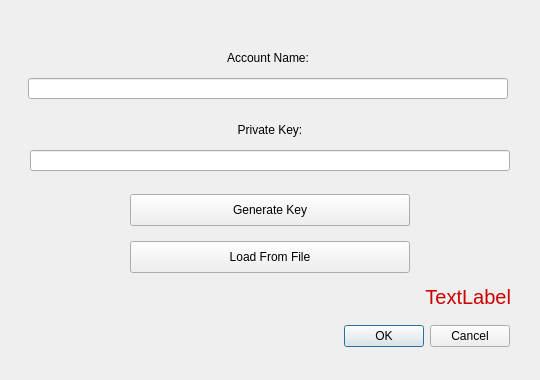
First picture: the form in UserApp/PrivKeyDialog.ui, repository proximax-storage/cpp-xpx-storage-user-app, before the edit.
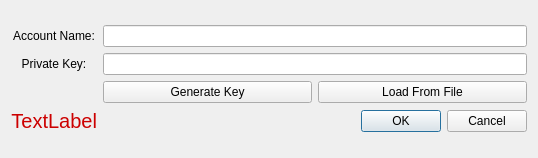
Second picture: the form after the edit.

Commit message: Improved PrivKey Dialog

The edit to the form file:
```diff
--- a/UserApp/PrivKeyDialog.ui
+++ b/UserApp/PrivKeyDialog.ui
@@ -6,38 +6,18 @@
    <rect>
     <x>0</x>
     <y>0</y>
-    <width>540</width>
-    <height>380</height>
+    <width>538</width>
+    <height>158</height>
    </rect>
   </property>
   <property name="windowTitle">
    <string>Dialog</string>
   </property>
-  <widget class="QDialogButtonBox" name="buttonBox">
-   <property name="geometry">
-    <rect>
-     <x>30</x>
-     <y>320</y>
-     <width>480</width>
-     <height>32</height>
-    </rect>
-   </property>
-   <property name="orientation">
-    <enum>Qt::Horizontal</enum>
-   </property>
-   <property name="standardButtons">
-    <set>QDialogButtonBox::Cancel|QDialogButtonBox::Ok</set>
-   </property>
-  </widget>
+  <layout class="QVBoxLayout" name="verticalLayout">
+   <item>
+    <layout class="QGridLayout" name="gridLayout">
+     <item row="1" column="0">
   <widget class="QLabel" name="label">
-   <property name="geometry">
-    <rect>
-     <x>30</x>
-     <y>120</y>
-     <width>480</width>
-     <height>20</height>
-    </rect>
-   </property>
    <property name="text">
     <string>Private Key:</string>
    </property>
@@ -45,51 +25,53 @@
     <set>Qt::AlignCenter</set>
    </property>
   </widget>
-  <widget class="QLineEdit" name="m_pkField">
-   <property name="geometry">
-    <rect>
-     <x>30</x>
-     <y>150</y>
-     <width>480</width>
-     <height>21</height>
-    </rect>
-   </property>
-  </widget>
+     </item>
+     <item row="1" column="1">
+      <widget class="QLineEdit" name="m_pkField"/>
+     </item>
+     <item row="0" column="0">
+      <widget class="QLabel" name="label_2">
+       <property name="text">
+        <string>Account Name:</string>
+       </property>
+       <property name="alignment">
+        <set>Qt::AlignCenter</set>
+       </property>
+      </widget>
+     </item>
+     <item row="2" column="1">
+      <layout class="QHBoxLayout" name="horizontalLayout">
+       <item>
   <widget class="QPushButton" name="m_generateKeysBtn">
-   <property name="geometry">
-    <rect>
-     <x>130</x>
-     <y>194</y>
-     <width>280</width>
-     <height>32</height>
-    </rect>
-   </property>
    <property name="text">
     <string>Generate Key</string>
    </property>
   </widget>
+       </item>
+       <item>
   <widget class="QPushButton" name="m_loadFromFileBtn">
-   <property name="geometry">
-    <rect>
-     <x>130</x>
-     <y>241</y>
-     <width>280</width>
-     <height>32</height>
-    </rect>
-   </property>
    <property name="text">
     <string>Load From File</string>
    </property>
   </widget>
+       </item>
+      </layout>
+     </item>
+     <item row="0" column="1">
+      <widget class="QLineEdit" name="m_accountName"/>
+     </item>
+     <item row="3" column="1">
+      <widget class="QDialogButtonBox" name="buttonBox">
+       <property name="orientation">
+        <enum>Qt::Horizontal</enum>
+       </property>
+       <property name="standardButtons">
+        <set>QDialogButtonBox::Cancel|QDialogButtonBox::Ok</set>
+       </property>
+      </widget>
+     </item>
+     <item row="3" column="0">
   <widget class="QLabel" name="m_errorText">
-   <property name="geometry">
-    <rect>
-     <x>30</x>
-     <y>284</y>
-     <width>481</width>
-     <height>25</height>
-    </rect>
-   </property>
    <property name="font">
     <font>
      <pointsize>15</pointsize>
@@ -105,39 +87,11 @@
     <set>Qt::AlignRight|Qt::AlignTrailing|Qt::AlignVCenter</set>
    </property>
   </widget>
-  <widget class="QLabel" name="label_2">
-   <property name="geometry">
-    <rect>
-     <x>28</x>
-     <y>48</y>
-     <width>480</width>
-     <height>20</height>
-    </rect>
-   </property>
-   <property name="text">
-    <string>Account Name:</string>
-   </property>
-   <property name="alignment">
-    <set>Qt::AlignCenter</set>
-   </property>
-  </widget>
-  <widget class="QLineEdit" name="m_accountName">
-   <property name="geometry">
-    <rect>
-     <x>28</x>
-     <y>78</y>
-     <width>480</width>
-     <height>21</height>
-    </rect>
-   </property>
-  </widget>
- </widget>
- <tabstops>
-  <tabstop>m_accountName</tabstop>
-  <tabstop>m_pkField</tabstop>
-  <tabstop>m_generateKeysBtn</tabstop>
-  <tabstop>m_loadFromFileBtn</tabstop>
- </tabstops>
+     </item>
+    </layout>
+   </item>
+  </layout>
+ </widget>
  <resources/>
  <connections>
   <connection>
```
Lines whose indentation alone changed are shown as unchanged. The commit also changes 1 other file.
